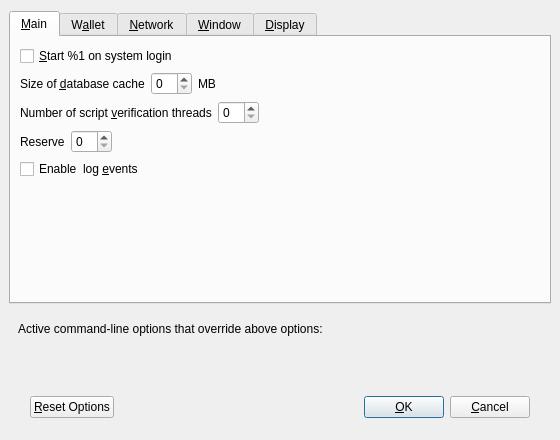
Above: src/qt/forms/optionsdialog.ui from maq30/qtum before the change. Below: the same form after it.
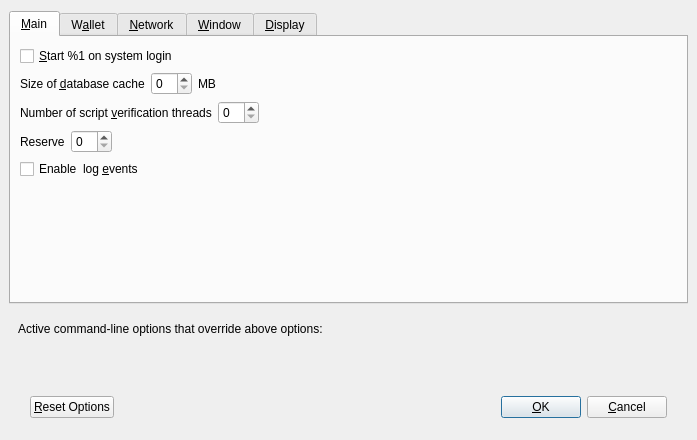
That is the form after the change. Custom widgets are drawn as their Qt base class.

Commit message: Add push button CSS

```diff
--- a/src/qt/forms/optionsdialog.ui
+++ b/src/qt/forms/optionsdialog.ui
@@ -6,7 +6,7 @@
    <rect>
     <x>0</x>
     <y>0</y>
-    <width>560</width>
+    <width>697</width>
     <height>440</height>
    </rect>
   </property>
```
The commit also changes 7 other files.
